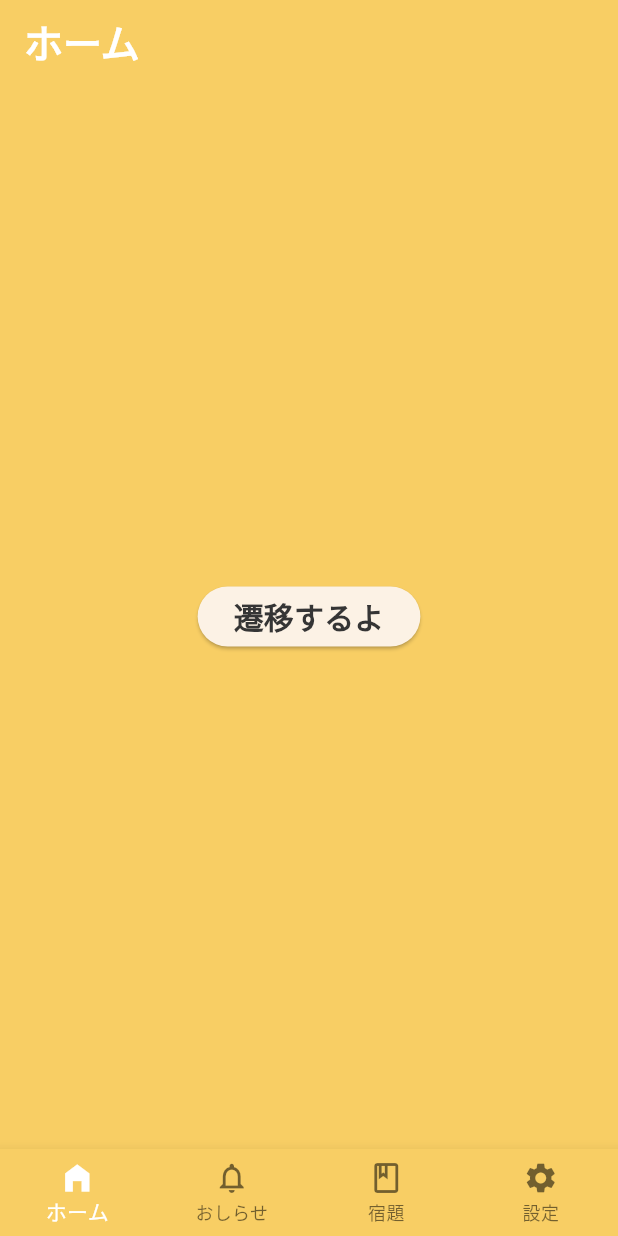
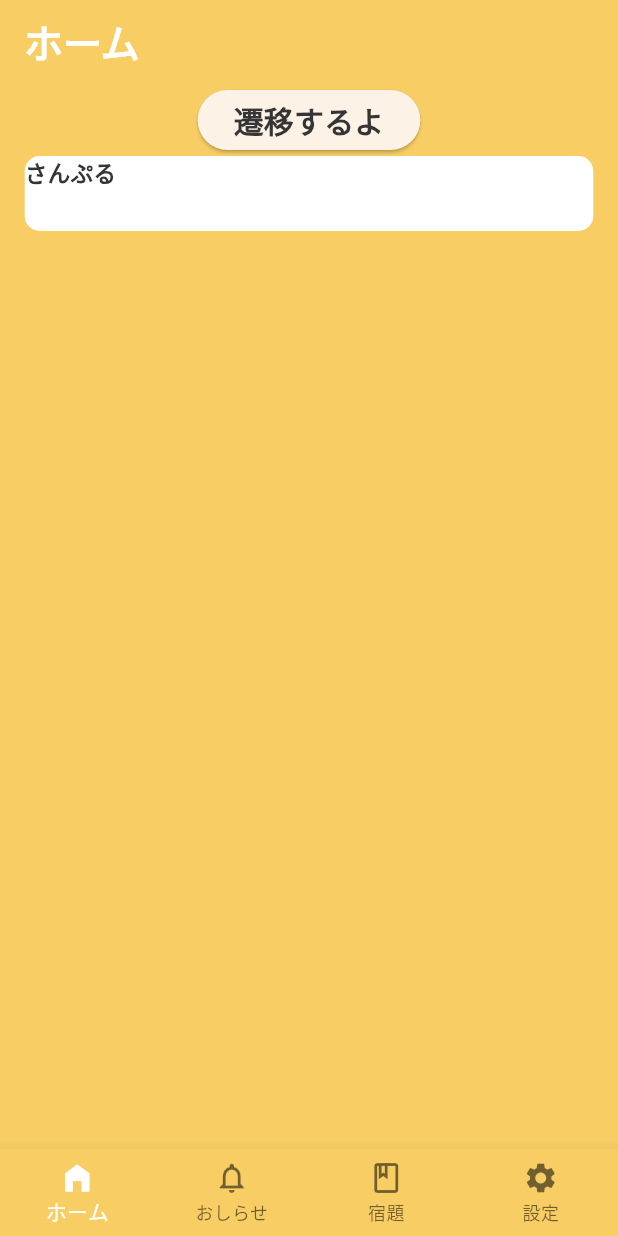
Before and after one commit to yadu2222/juninry, a Flutter app: the screen it shows after launch, on a phone screen of 412 x 824 dp. Run offline on Flutter 3.47's test engine with Material 3 defaults, Android fonts, the phone set to English and light mode, and no system bars; Roboto replaces fonts that are missing (Noto Sans JP).

Commit message:
[add]listitemのサンプル

```diff
--- a/lib/view/components/atoms/listitem.dart
+++ b/lib/view/components/atoms/listitem.dart
@@ -1,5 +1,3 @@
-import 'dart:ffi';
-
 import 'package:flutter/material.dart';
 import 'package:flutter/rendering.dart';
 
@@ -20,12 +18,14 @@ class ListItemBox extends StatelessWidget {
   @override
   Widget build(BuildContext context) {
     return Container(
+      padding: padding,
+      margin: margin,
       decoration: const BoxDecoration(
         color: Colors.white,
         borderRadius: BorderRadius.all(Radius.circular(10)),
       ),
       height: height,
-      width: double.infinity * 0.8,
+      width: MediaQuery.of(context).size.width * 0.92,
       child: widget,
     );
   }
--- /dev/null
+++ b/lib/view/components/molecule/sampleListItem.dart
@@ -0,0 +1,19 @@
+import 'package:flutter/material.dart';
+import '././../../../constant/fonts.dart';
+import '../../components/atoms/listitem.dart';
+
+class SampleListItem extends StatelessWidget {
+  const SampleListItem({Key? key}) : super(key: key);
+
+  @override
+  Widget build(BuildContext context) {
+    return const ListItemBox(
+      height: 50.0,
+      // ここに箱の中に表示したいウィジェットを入れる
+      widget: Text(
+        'さんぷる',
+        style: Fonts.p,
+      ),
+    );
+  }
+}
--- a/lib/view/pages/junior/page_home.dart
+++ b/lib/view/pages/junior/page_home.dart
@@ -2,6 +2,7 @@ import 'package:flutter/material.dart';
 import '././../../../constant/fonts.dart';
 import '../../components/molecule/home_view.dart';
 import './page_sample.dart';
+import '../../components/molecule/sampleListItem.dart';
 
 class PageHomeJunior extends StatelessWidget {
   const PageHomeJunior({Key? key}) : super(key: key);
@@ -11,7 +12,8 @@ class PageHomeJunior extends StatelessWidget {
     return BasicScreenView(
         title: 'ホーム',
         widget: Center(
-            child: ElevatedButton(
+            child: Column(children: [
+          ElevatedButton(
             onPressed: () {
               // ボタンを押したときの処理
               // 遷移
@@ -24,6 +26,8 @@ class PageHomeJunior extends StatelessWidget {
               '遷移するよ',
               style: Fonts.h2,
             ),
-        )));
+          ),
+          const SampleListItem(),
+        ])));
   }
 }
```
Lines whose indentation alone changed are shown as unchanged.
